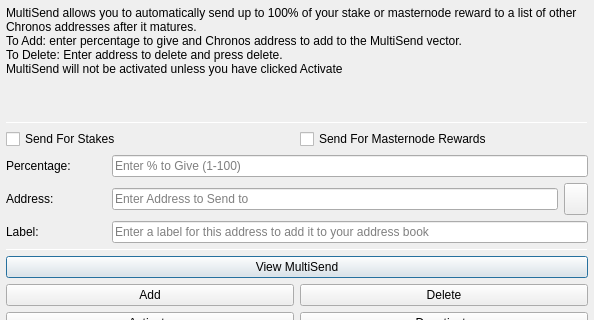
The window that src/qt/forms/multisenddialog.ui (KieranBry/Makeator) describes before a commit, drawn with Qt 5; both pictures show x 0 to 594 and y 0 to 320 of the 594 by 526 pixel window.
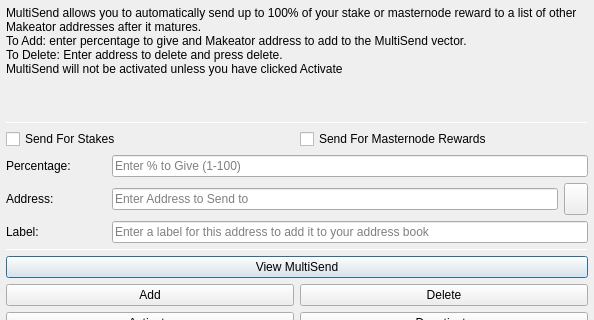
The same window after the commit. Icons and pictures are not drawn.

```diff
--- a/src/qt/forms/multisenddialog.ui
+++ b/src/qt/forms/multisenddialog.ui
@@ -37,8 +37,8 @@
         <number>1</number>
        </property>
        <property name="text">
-        <string>MultiSend allows you to automatically send up to 100% of your stake or masternode reward to a list of other Chronos addresses after it matures.
-To Add: enter percentage to give and Chronos address to add to the MultiSend vector.
+        <string>MultiSend allows you to automatically send up to 100% of your stake or masternode reward to a list of other Makeator addresses after it matures.
+To Add: enter percentage to give and Makeator address to add to the MultiSend vector.
 To Delete: Enter address to delete and press delete.
 MultiSend will not be activated unless you have clicked Activate</string>
        </property>
```
Left out of the diff: 4 changed lines with no effect on the pictures.
